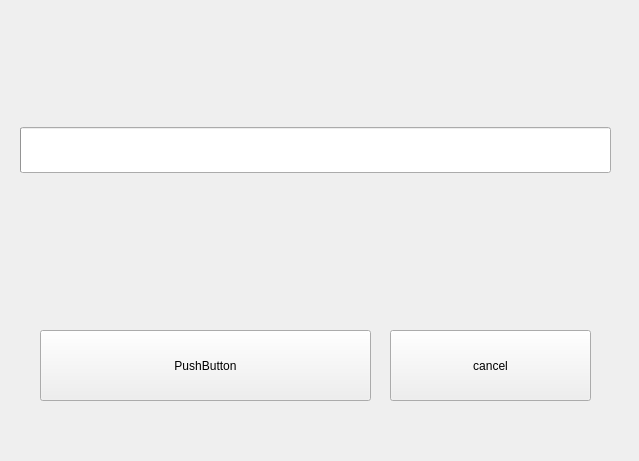
kdv2001/OnlyFiles, file UI_files/download_window.ui: the form before one commit.
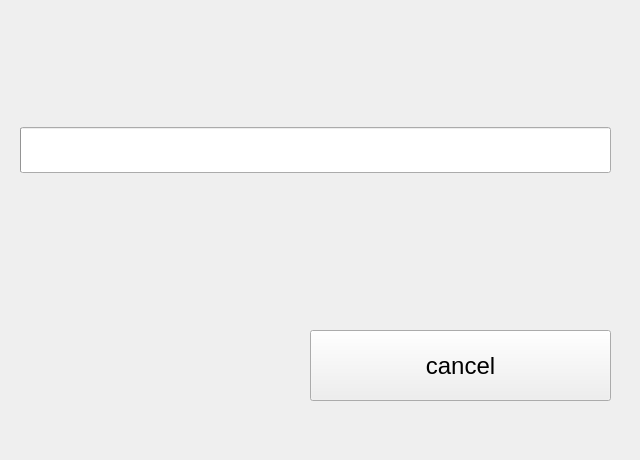
The form after the commit.

What changed in the file:
```diff
--- a/UI_files/download_window.ui
+++ b/UI_files/download_window.ui
@@ -6,39 +6,46 @@
    <rect>
     <x>0</x>
     <y>0</y>
-    <width>639</width>
-    <height>461</height>
+    <width>640</width>
+    <height>460</height>
    </rect>
   </property>
+  <property name="sizePolicy">
+   <sizepolicy hsizetype="Ignored" vsizetype="Ignored">
+    <horstretch>0</horstretch>
+    <verstretch>0</verstretch>
+   </sizepolicy>
+  </property>
+  <property name="maximumSize">
+   <size>
+    <width>640</width>
+    <height>460</height>
+   </size>
+  </property>
+  <property name="cursor">
+   <cursorShape>WaitCursor</cursorShape>
+  </property>
   <property name="windowTitle">
    <string>Form</string>
   </property>
   <widget class="QPushButton" name="cancel_button">
    <property name="geometry">
     <rect>
-     <x>390</x>
+     <x>310</x>
      <y>330</y>
-     <width>201</width>
+     <width>301</width>
      <height>71</height>
     </rect>
    </property>
+   <property name="font">
+    <font>
+     <pointsize>18</pointsize>
+    </font>
+   </property>
    <property name="text">
     <string>cancel</string>
    </property>
   </widget>
-  <widget class="QPushButton" name="pushButton_2">
-   <property name="geometry">
-    <rect>
-     <x>40</x>
-     <y>330</y>
-     <width>331</width>
-     <height>71</height>
-    </rect>
-   </property>
-   <property name="text">
-    <string>PushButton</string>
-   </property>
-  </widget>
   <widget class="QWidget" name="verticalLayoutWidget">
    <property name="geometry">
     <rect>
```
Left out of the diff: 7 changed lines with no effect on the pictures.
